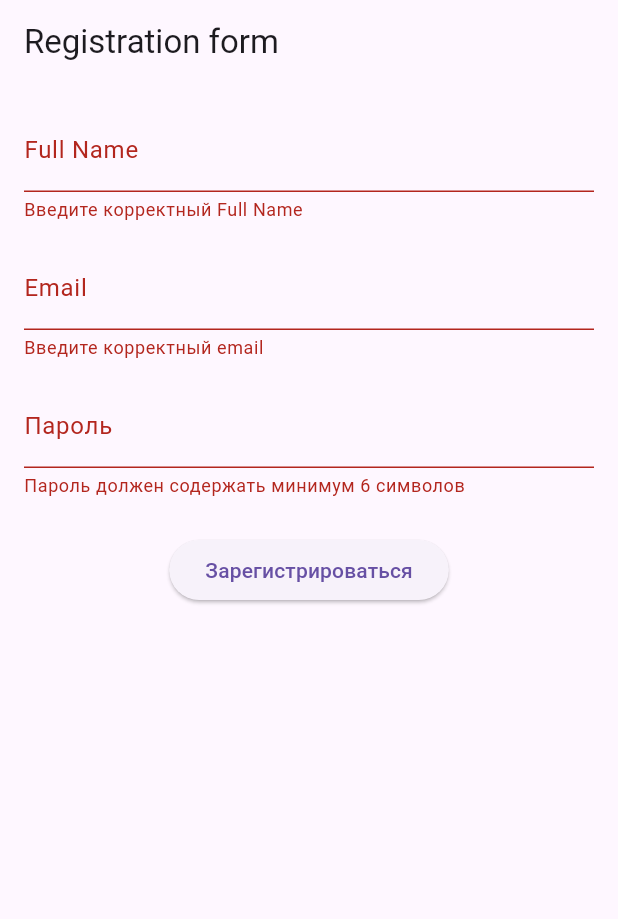
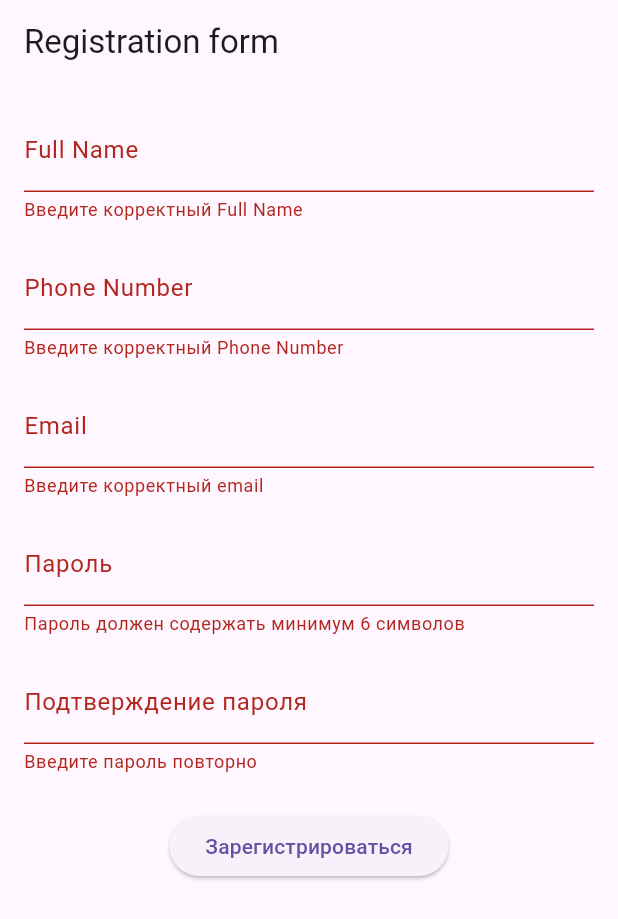
Before and after one commit to lahaehae/flutter-lab6, a Flutter app: the screen it shows after launch, after a tap on "Зарегистрироваться", on a phone screen of 412 x 824 dp. Shown: the top 919 px of the screen. Run offline on Flutter 3.47's test engine with Material 3 defaults, Android fonts, the phone set to English and light mode, and no system bars.

Commit message:
2 commit

```diff
--- a/lib/main.dart
+++ b/lib/main.dart
@@ -24,15 +24,19 @@ class RegistrationScreen extends StatefulWidget {
 class _RegistrationScreenState extends State<RegistrationScreen> {
   final _formKey = GlobalKey<FormState>();
   final TextEditingController _nameController = TextEditingController();
+  final TextEditingController _phoneController = TextEditingController();
   final TextEditingController _emailController = TextEditingController();
   final TextEditingController _passwordController = TextEditingController();
+  final TextEditingController _confirmationController = TextEditingController();
 
   void _register() {
     if (_formKey.currentState!.validate()) {
       Navigator.push(
         context,
-        MaterialPageRoute(builder: (context) => UserInfoPage(
+        MaterialPageRoute(
+            builder: (context) => UserInfoPage(
                   name: _nameController.text,
+                  phone: _phoneController.text,
                   email: _emailController.text,
                   password: _passwordController.text,
                 )),
@@ -62,6 +66,16 @@ class _RegistrationScreenState extends State<RegistrationScreen> {
               ),
               const SizedBox(height: 16),
               TextFormField(
+                  controller: _phoneController,
+                  decoration: const InputDecoration(labelText: 'Phone Number'),
+                  validator: (value) {
+                    if (value == null || value.isEmpty || value.length < 10) {
+                      return 'Введите корректный Phone Number';
+                    }
+                    return null;
+                  }),
+              const SizedBox(height: 16),
+              TextFormField(
                 controller: _emailController,
                 decoration: const InputDecoration(labelText: 'Email'),
                 validator: (value) {
@@ -77,8 +91,23 @@ class _RegistrationScreenState extends State<RegistrationScreen> {
                 decoration: const InputDecoration(labelText: 'Пароль'),
                 obscureText: true,
                 validator: (value) {
-                  if (value == null || value.length < 6) {
+                  if (value == null || value.length < 6 || value.isEmpty) {
                     return 'Пароль должен содержать минимум 6 символов';
+                  }
+                  return null;
+                },
+              ),
+              const SizedBox(height: 16),
+              TextFormField(
+                controller: _confirmationController,
+                decoration:
+                    const InputDecoration(labelText: 'Подтверждение пароля'),
+                obscureText: true,
+                validator: (value) {
+                  if (value == null || value.length < 6 || value.isEmpty) {
+                    return 'Введите пароль повторно';
+                  } else if (value != _passwordController.text) {
+                    return 'Пароли не совпадают';
                   }
                   return null;
                 },
@@ -95,12 +124,17 @@ class _RegistrationScreenState extends State<RegistrationScreen> {
     );
   }
 }
+
 class UserInfoPage extends StatelessWidget {
   final String name;
+  final String phone;
   final String email;
   final String password;
-
-  UserInfoPage({required this.name, required this.email, required this.password});
+  UserInfoPage(
+      {required this.name,
+      required this.phone,
+      required this.email,
+      required this.password});
 
   @override
   Widget build(BuildContext context) {
@@ -113,19 +147,22 @@ class UserInfoPage extends StatelessWidget {
             children: [
               Text('Имя: $name', style: const TextStyle(fontSize: 18)),
               const SizedBox(height: 8),
+              Text('Phone Number: $phone',
+                  style: const TextStyle(fontSize: 18)),
+              const SizedBox(height: 8),
               Text('Email: $email', style: const TextStyle(fontSize: 18)),
               const SizedBox(height: 8),
-            Text('Password: $password', style: const TextStyle(fontSize: 18, color: Colors.red)),
+              Text('Password: $password',
+                  style: const TextStyle(fontSize: 18, color: Colors.red)),
               const SizedBox(height: 24),
               ElevatedButton(
-              onPressed: (){
+                onPressed: () {
                   Navigator.pop(context);
                 },
                 child: const Text('Назад'),
               ),
             ],
-        )
-      ),
+          )),
     );
   }
 }
```
Lines whose indentation alone changed are shown as unchanged.
